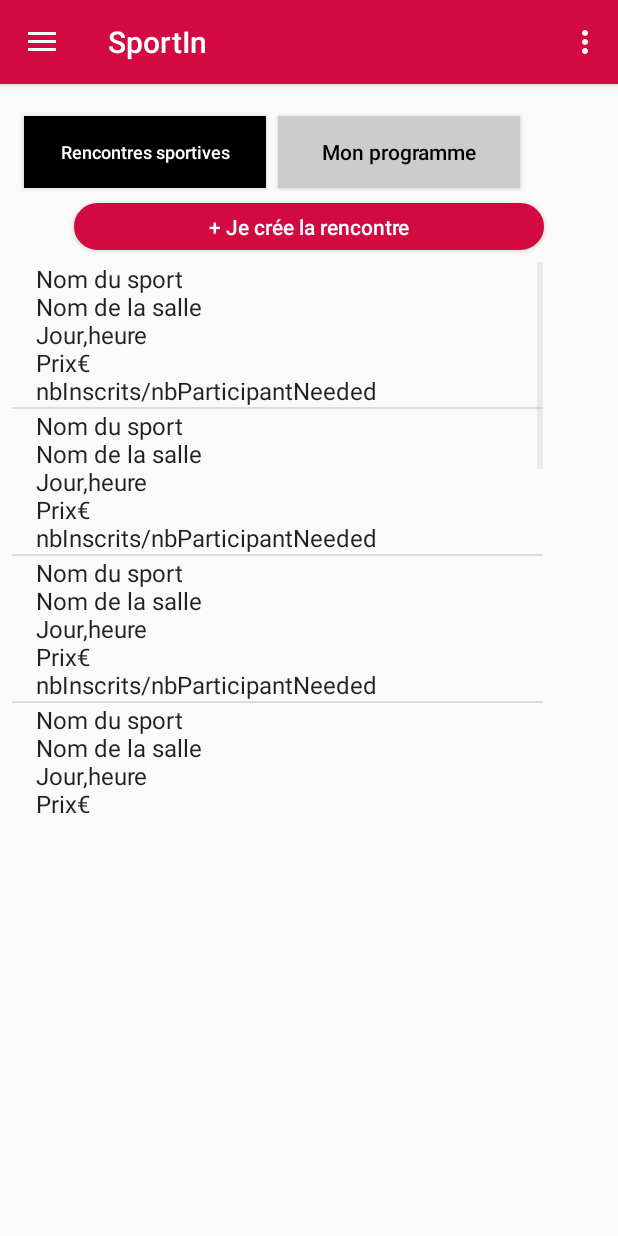
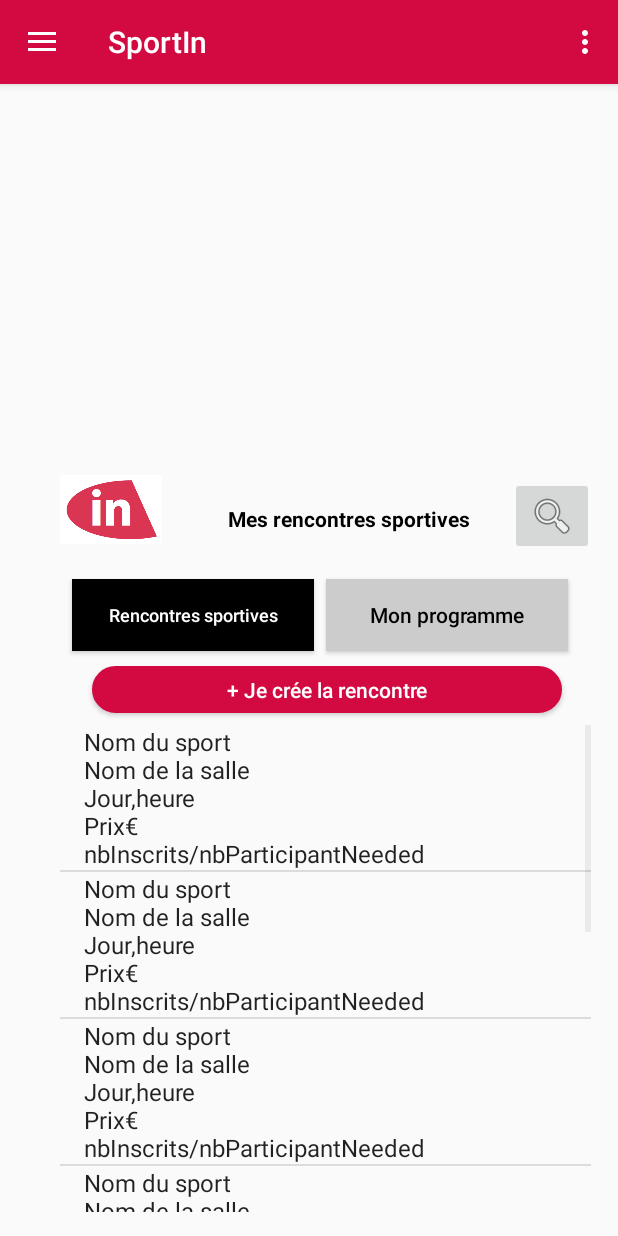
Before and after one commit to Haingue/SportIn, an Android app: the PageNav screen opened directly, with no data from a screen before it, on a phone screen of 412 x 824 dp. Run offline under Robolectric (Android 15) with nearby library versions, the phone set to English and light mode, and no system bars.

Commit message:
debut de debug page nav

```diff
--- a/SportIn/app/src/main/java/fr/univ_lille1/iutinfo/sportin/PageNav.java
+++ b/SportIn/app/src/main/java/fr/univ_lille1/iutinfo/sportin/PageNav.java
@@ -61,7 +61,7 @@ public class PageNav extends AppCompatActivity
 
         listProg = new ArrayList<>();
         //TODO modifier le for (en while enventuellement?)
-        for(int i = 0;i<10 ; i++){ //TODO ajouter toutes les rencontres futures de l'utilisateur
+        for(int i = 0;i<4 ; i++){ //TODO ajouter toutes les rencontres futures de l'utilisateur
             String nomSport ="Nom du sport";
             String nomSalle="Nom de la salle";
             String jour = "Jour";
@@ -84,8 +84,7 @@ public class PageNav extends AppCompatActivity
             listRenc.add(nomSport+"\n"+nomSalle+"\n"+jour+","+heure+"\n"+prix+"€"+"\n"+nbInscrits+"/"+nbParticipantNeeded);
         }
 
-        Button b = (Button) findViewById(R.id.renc);
-        b.performClick();
+        ((Button) findViewById(R.id.renc)).performClick();
 
     }
 
--- a/SportIn/app/src/main/res/layout/app_bar_main.xml
+++ b/SportIn/app/src/main/res/layout/app_bar_main.xml
@@ -7,6 +7,25 @@
     android:layout_height="match_parent"
     tools:context="fr.univ_lille1.iutinfo.sportin.PageNav">
 
+    <android.support.constraint.ConstraintLayout
+        android:layout_width="match_parent"
+        android:layout_height="match_parent">
+
+        <include
+            android:id="@+id/include"
+            layout="@layout/content_scrolling"
+            android:layout_width="372dp"
+            android:layout_height="499dp"
+            android:layout_marginBottom="16dp"
+            android:layout_marginLeft="-68dp"
+            android:layout_marginRight="8dp"
+            android:layout_weight="1"
+            app:layout_constraintBottom_toBottomOf="parent"
+            app:layout_constraintHorizontal_bias="1.0"
+            app:layout_constraintLeft_toLeftOf="parent"
+            app:layout_constraintRight_toRightOf="parent" />
+    </android.support.constraint.ConstraintLayout>
+
     <android.support.design.widget.AppBarLayout
         android:layout_height="wrap_content"
         android:layout_width="match_parent"
@@ -15,15 +34,11 @@
         <android.support.v7.widget.Toolbar
             android:id="@+id/toolbar"
             android:layout_width="match_parent"
-            android:layout_height="?attr/actionBarSize"
+            android:layout_height="wrap_content"
             android:background="?attr/colorPrimary"
             app:popupTheme="@style/AppTheme.PopupOverlay" />
 
     </android.support.design.widget.AppBarLayout>
 
-    <include
-        android:id="@+id/include"
-        layout="@layout/content_scrolling" />
-
 
 </android.support.design.widget.CoordinatorLayout>
--- a/SportIn/app/src/main/res/layout/content_scrolling.xml
+++ b/SportIn/app/src/main/res/layout/content_scrolling.xml
@@ -1,14 +1,9 @@
 <?xml version="1.0" encoding="utf-8"?>
-<LinearLayout xmlns:android="http://schemas.android.com/apk/res/android"
+<android.support.constraint.ConstraintLayout
+    xmlns:android="http://schemas.android.com/apk/res/android"
     xmlns:app="http://schemas.android.com/apk/res-auto"
-    xmlns:tools="http://schemas.android.com/tools"
-    android:layout_width="match_parent"
-    android:layout_height="match_parent"
-    android:orientation="horizontal">
-
-    <android.support.constraint.ConstraintLayout
-        android:layout_width="match_parent"
-        android:layout_height="wrap_content">
+    xmlns:tools="http://schemas.android.com/tools" android:layout_width="match_parent"
+    android:layout_height="match_parent" tools:context="fr.univ_lille1.iutinfo.sportin.PageLogin">
 
         <ImageView
             android:id="@+id/imageView2"
@@ -126,5 +121,4 @@
 
         </LinearLayout>
 
-    </android.support.constraint.ConstraintLayout>
-</LinearLayout>
+</android.support.constraint.ConstraintLayout>
```
